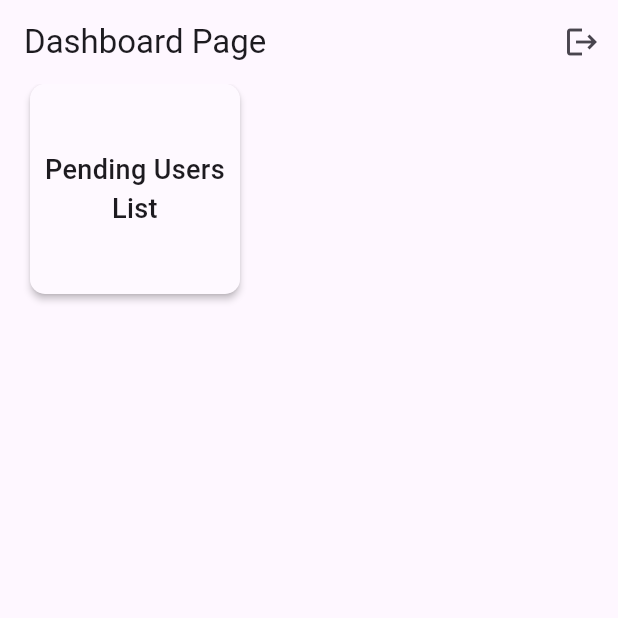
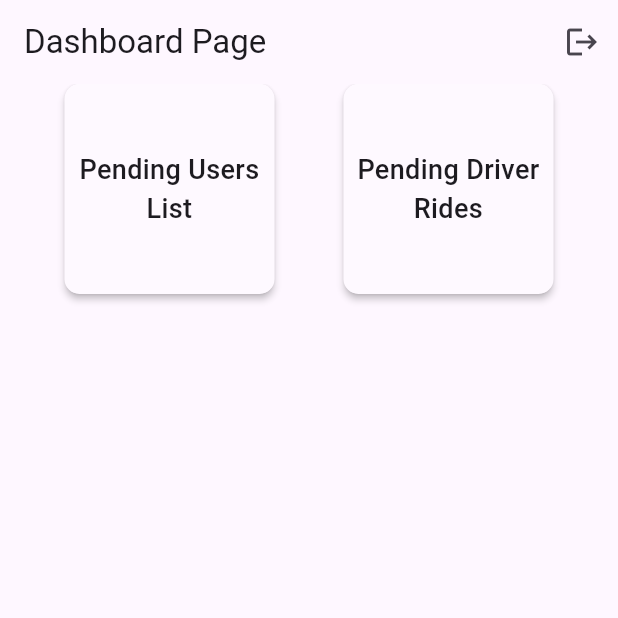
Before and after one commit to mibad862/EasyTransitAdmin, a Flutter app: the DashBoardPage screen opened by its route, on a phone screen of 412 x 824 dp, the top half of it. Run offline on Flutter 3.47's test engine with Material 3 defaults, Android fonts, the phone set to English and light mode, and no system bars; our stand-ins replace cloud_firestore, firebase_auth, firebase_core, flutter_easyloading, go_router; accounts and stored records are empty.

Commit message:
Pending Driver Rides added

```diff
--- a/lib/main.dart
+++ b/lib/main.dart
@@ -5,6 +5,7 @@ import 'auth/auth_service.dart';
 import 'firebase_options.dart';
 import 'pages/dashboard_page.dart';
 import 'pages/login_page.dart';
+import 'pages/pending_driver_rides.dart';
 import 'pages/pending_users.dart';
 
 void main() async{
@@ -49,6 +50,11 @@ class MyApp extends StatelessWidget {
               name: PendingUsers.routeName,
               path: PendingUsers.routeName,
               builder: (context, state) => const PendingUsers(),
+            ),
+            GoRoute(
+              name: PendingDriverRides.routeName,
+              path: PendingDriverRides.routeName,
+              builder: (context, state) => const PendingDriverRides(),
             ),
             // GoRoute(
             //     name: ViewTelescopePage.routeName,
--- a/lib/pages/dashboard_page.dart
+++ b/lib/pages/dashboard_page.dart
@@ -3,6 +3,7 @@ import 'package:easytransit_admin/auth/auth_service.dart';
 import 'package:flutter/material.dart';
 import 'package:go_router/go_router.dart';
 
+import 'pending_driver_rides.dart';
 import 'pending_users.dart';
 
 class DashBoardPage extends StatelessWidget {
@@ -26,9 +27,12 @@ class DashBoardPage extends StatelessWidget {
       ),
       body: Container(
         width: double.infinity,
-        margin: EdgeInsets.symmetric(horizontal: 20),
+        margin: const EdgeInsets.symmetric(horizontal: 20),
         child: Column(
           crossAxisAlignment: CrossAxisAlignment.start,
+          children: [
+            Row(
+              mainAxisAlignment: MainAxisAlignment.spaceAround,
               children: [
                 Material(
                   elevation: 2.0,
@@ -51,6 +55,29 @@ class DashBoardPage extends StatelessWidget {
                     ),
                   ),
                 ),
+                Material(
+                  elevation: 2.0,
+                  borderRadius: BorderRadius.circular(10),
+                  child: GestureDetector(
+                    onTap: () => context.goNamed(PendingDriverRides.routeName),
+                    child: Container(
+                      alignment: Alignment.center,
+                      width: 140,
+                      height: 140,
+                      decoration: BoxDecoration(
+                        color: Colors.white24,
+                        borderRadius: BorderRadius.circular(10),
+                      ),
+                      child: const Text(
+                        "Pending Driver Rides",
+                        style: TextStyle(fontSize: 18, fontWeight: FontWeight.w500),
+                        textAlign: TextAlign.center,
+                      ),
+                    ),
+                  ),
+                ),
+              ],
+            ),
           ],
         ),
       ),
```
Also changed, not shown: lib/pages/pending_driver_rides.dart (added, +91 -0 lines). Lines whose indentation alone changed are shown as unchanged.
